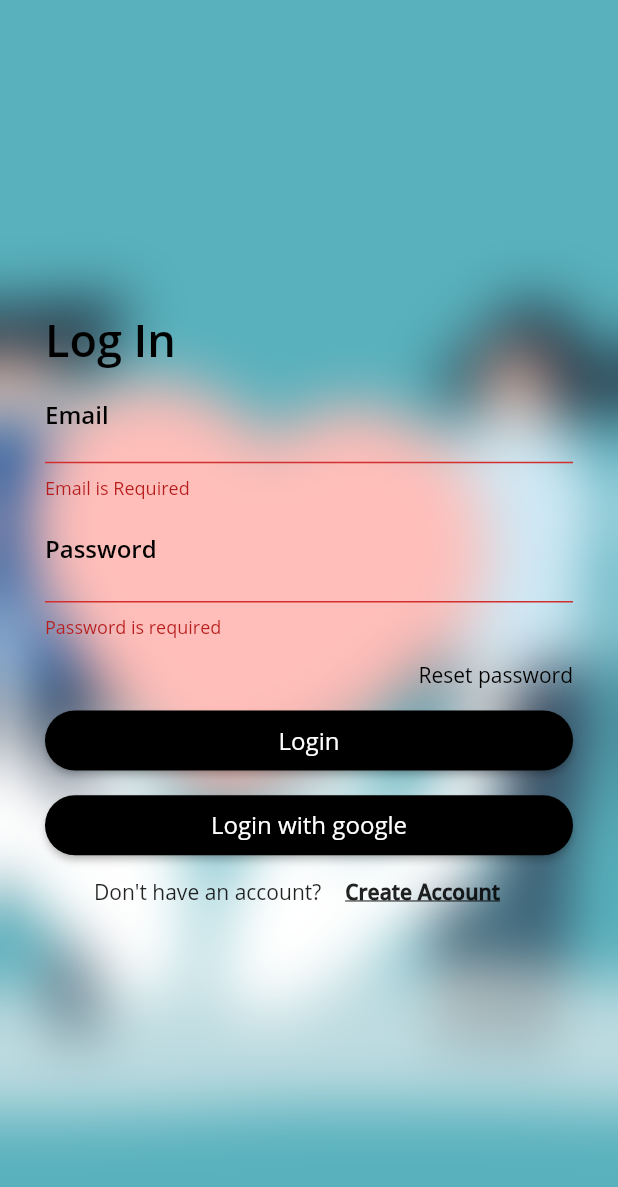
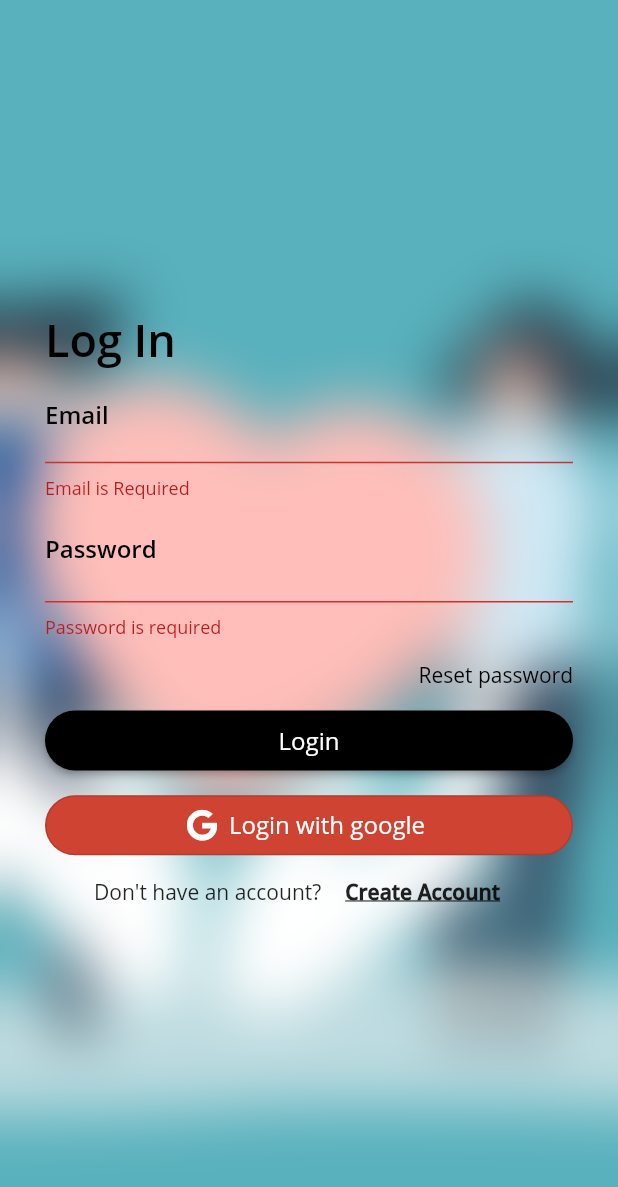
Before and after one commit to nadafathy99/graduation-project, a Flutter app: the screen it shows after launch, after a tap on "Login", after a tap on "Login with google", on a phone screen of 412 x 824 dp. Shown: the top 1187 px of the screen. Run offline on Flutter 3.47's test engine with Material 2 defaults, Android fonts, the phone set to English and light mode, and no system bars; our stand-ins replace email_validator, firebase_auth, firebase_core, font_awesome_flutter, google_sign_in; accounts and stored records are empty.

```diff
--- a/donation_app/lib/widgets/authentication_screen_widgets/auth_form.dart
+++ b/donation_app/lib/widgets/authentication_screen_widgets/auth_form.dart
@@ -3,6 +3,7 @@ import 'package:donation_app/screens/home_screen.dart';
 import 'package:email_validator/email_validator.dart';
 import 'package:firebase_auth/firebase_auth.dart';
 import 'package:flutter/material.dart';
+import 'package:font_awesome_flutter/font_awesome_flutter.dart';
 import 'package:google_sign_in/google_sign_in.dart';
 import 'auth_title.dart';
 
@@ -64,6 +65,8 @@ class _AuthFormState extends State<AuthForm> {
         setState(() {
           loading = false;
         });
+        print(e.message);
+        print(email);
         switch (e.code) {
           case "invalid-email":
             showError('Invalid email or password');
@@ -120,6 +123,9 @@ class _AuthFormState extends State<AuthForm> {
   }
 
   void googleSignIn() async {
+    setState(() {
+      googleloading = true;
+    });
     final GoogleSignInAccount googleUser = await GoogleSignIn().signIn();
     if (googleUser != null) {
       final GoogleSignInAuthentication googleAuth =
@@ -129,8 +135,15 @@ class _AuthFormState extends State<AuthForm> {
         idToken: googleAuth.idToken,
       );
       await FirebaseAuth.instance.signInWithCredential(credential);
+      setState(() {
+        googleloading = false;
+      });
       Navigator.of(context).pushReplacementNamed(HomeScreen.routeName);
     }
+    setState(() {
+      googleloading = false;
+    });
+    print(googleUser);
   }
 
   Widget build(BuildContext context) {
@@ -309,6 +322,7 @@ class _AuthFormState extends State<AuthForm> {
                               setState(() {
                                 phoneNumber = value;
                               });
+                              if (loginMode) return null;
                               if (value.length == 0) {
                                 return 'Phone number is required';
                               }
@@ -365,52 +379,13 @@ class _AuthFormState extends State<AuthForm> {
                       ? Center(
                           child: CircularProgressIndicator(),
                         )
-                      : (loginMode)
-                          ? RaisedButton(
-                              shape: StadiumBorder(),
-                              child: Text(
-                                'Login',
-                                style: TextStyle(
-                                  color: Theme.of(context).accentColor,
-                                  fontWeight: FontWeight.w500,
-                                  fontSize: 16,
-                                ),
-                              ),
-                              color: Theme.of(context).primaryColor,
-                              onPressed: () {
-                                validateLogin();
-                              },
-                            )
-                          : RaisedButton(
-                              shape: StadiumBorder(),
-                              child: Text(
-                                'Register',
-                                style: TextStyle(
-                                  color: Theme.of(context).accentColor,
-                                  fontWeight: FontWeight.w500,
-                                  fontSize: 16,
-                                ),
-                              ),
-                              color: Theme.of(context).primaryColor,
-                              onPressed: () {
-                                validateSignup();
-                              },
-                            ),
-                ),
-                Container(
-                  width: MediaQuery.of(context).size.width,
-                  height: 40,
-                  child: (loading)
-                      ? Center(
-                          child: CircularProgressIndicator(),
-                        )
                       : RaisedButton(
                           shape: StadiumBorder(),
                           child: AnimatedSwitcher(
                             duration: Duration(milliseconds: 400),
                             child: (loginMode)
                                 ? Text(
-                                    'Login with google',
+                                    'Login',
                                     key: UniqueKey(),
                                     style: TextStyle(
                                       color: Theme.of(context).accentColor,
@@ -419,7 +394,7 @@ class _AuthFormState extends State<AuthForm> {
                                     ),
                                   )
                                 : Text(
-                                    'Register with google',
+                                    'Register',
                                     key: UniqueKey(),
                                     style: TextStyle(
                                       color: Theme.of(context).accentColor,
@@ -430,8 +405,54 @@ class _AuthFormState extends State<AuthForm> {
                           ),
                           color: Theme.of(context).primaryColor,
                           onPressed: () {
-                            googleSignIn();
+                            (loginMode) ? validateLogin() : validateSignup();
                           },
+                        ),
+                ),
+                Container(
+                  width: MediaQuery.of(context).size.width,
+                  height: 40,
+                  child: (googleloading)
+                      ? Center(
+                          child: CircularProgressIndicator(),
+                        )
+                      : DecoratedBox(
+                          decoration: ShapeDecoration(
+                            shape: StadiumBorder(),
+                            color: Color.fromRGBO(207, 67, 50, 1),
+                          ),
+                          child: OutlineButton.icon(
+                            shape: StadiumBorder(),
+                            label: AnimatedSwitcher(
+                              duration: Duration(milliseconds: 400),
+                              child: (loginMode)
+                                  ? Text(
+                                      'Login with google',
+                                      key: UniqueKey(),
+                                      style: TextStyle(
+                                        fontWeight: FontWeight.w500,
+                                        fontSize: 16,
+                                      ),
+                                    )
+                                  : Text(
+                                      'Register with google',
+                                      key: UniqueKey(),
+                                      style: TextStyle(
+                                        fontWeight: FontWeight.w500,
+                                        fontSize: 16,
+                                      ),
+                                    ),
+                            ),
+                            textColor: Theme.of(context).accentColor,
+                            icon: FaIcon(
+                              FontAwesomeIcons.google,
+                              color: Colors.white,
+                              size: 21,
+                            ),
+                            onPressed: () {
+                              googleSignIn();
+                            },
+                          ),
                         ),
                 ),
                 AnimatedSwitcher(
--- a/donation_app/pubspec.yaml
+++ b/donation_app/pubspec.yaml
@@ -28,6 +28,7 @@ dependencies:
   firebase_core: ^0.5.3
   firebase_auth: ^0.18.4
   google_sign_in: ^4.5.6
+  font_awesome_flutter: ^8.10.1
 
 dev_dependencies:
   flutter_test:
```
Also changed, not shown: donation_app/pubspec.lock.
